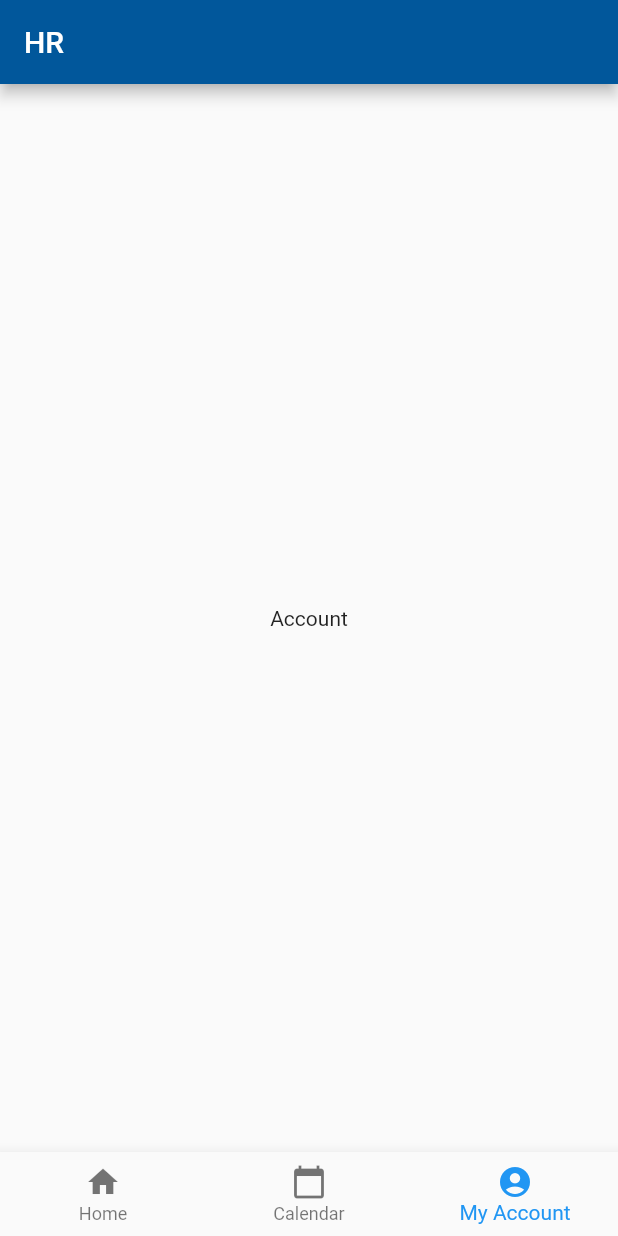
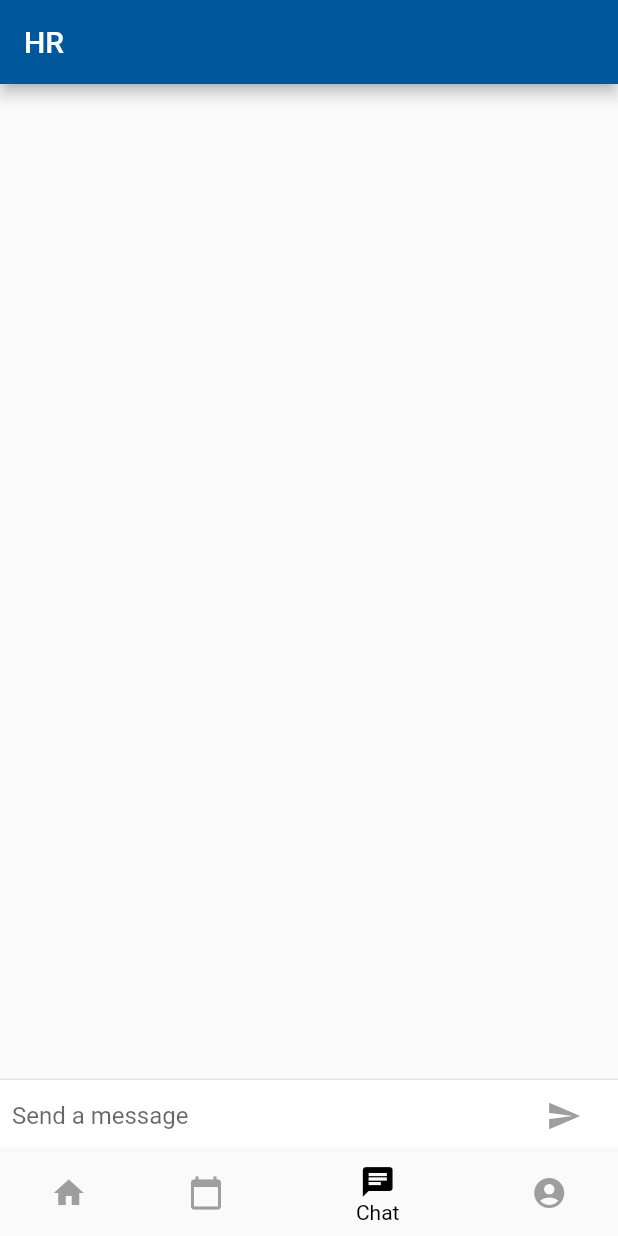
Before and after one commit to sirawat93/hr, a Flutter app: the screen it shows after launch, item 3 of the bottom bar chosen, on a phone screen of 412 x 824 dp. Run offline on Flutter 3.47's test engine with Material 2 defaults, Android fonts, the phone set to English and light mode, and no system bars; our stand-ins replace table_calendar.

Commit message:
add tutorial chat from cookbook

```diff
--- /dev/null
+++ b/lib/chat.dart
@@ -0,0 +1,147 @@
+import 'package:flutter/material.dart';
+import 'package:flutter/cupertino.dart';
+import 'package:flutter/foundation.dart';
+
+String _name = 'Gun';
+
+class ChatMessage extends StatelessWidget {
+  ChatMessage({this.text, this.animationController});
+  final String text;
+  final AnimationController animationController;
+
+  @override
+  Widget build(BuildContext context) {
+    return SizeTransition(
+      sizeFactor: CurvedAnimation(parent: animationController, curve: Curves.easeOut),
+      axisAlignment: 0.0,
+      child: Container(
+        margin: EdgeInsets.symmetric(vertical: 10.0),
+        child: Row(
+          crossAxisAlignment: CrossAxisAlignment.start,
+          children: [
+            Container(
+              margin: const EdgeInsets.only(right: 16.0),
+              child: CircleAvatar(child: Text(_name[0])),
+            ),
+            Expanded(
+              child: Column(
+                crossAxisAlignment: CrossAxisAlignment.start,
+                children: [
+                  Text(_name, style: Theme.of(context).textTheme.headline4),
+                  Container(
+                    margin: EdgeInsets.only(top: 5.0),
+                    child: Text(text),
+                  ),
+                ],
+              ),
+            ),
+          ],
+        ),
+      ),
+    );
+  }
+}
+
+class Chat extends StatefulWidget {
+  @override
+  _ChatState createState() => _ChatState();
+}
+
+class _ChatState extends State<Chat> with TickerProviderStateMixin {
+  final List<ChatMessage> _messages = [];
+  final _textController = TextEditingController();
+  final FocusNode _focusNode = FocusNode();
+  bool _isComposing = false;
+
+  @override
+  Widget build(BuildContext context) {
+    return Container(
+      child: Column(
+        children: [
+          Flexible(
+            child: ListView.builder(
+              padding: EdgeInsets.all(8.0),
+              reverse: true,
+              itemBuilder: (_, int index) => _messages[index],
+              itemCount: _messages.length,
+            ),
+          ),
+          Divider(height: 1.0),
+          Container(
+            decoration: BoxDecoration(color: Theme.of(context).cardColor),
+            child: _buildTextComposer(),
+          ),
+        ],
+      ),
+      decoration: Theme.of(context).platform == TargetPlatform.iOS //new
+          ? BoxDecoration(
+              border: Border(
+                top: BorderSide(color: Colors.grey[200]),
+              ),
+            )
+          : null,
+    );
+  }
+
+  Widget _buildTextComposer() {
+    return IconTheme(
+      data: IconThemeData(color: Theme.of(context).accentColor),
+      child: Container(
+        margin: EdgeInsets.symmetric(horizontal: 8.0),
+        child: Row(
+          children: [
+            Flexible(
+              child: TextField(
+                controller: _textController,
+                onChanged: (String text) {
+                  setState(() {
+                    _isComposing = text.length > 0;
+                  });
+                },
+                onSubmitted: _isComposing ? _handleSubmitted : null,
+                decoration: InputDecoration.collapsed(hintText: 'Send a message'),
+                focusNode: _focusNode,
+              ),
+            ),
+            Container(
+                margin: EdgeInsets.symmetric(horizontal: 4.0),
+                child: Theme.of(context).platform == TargetPlatform.iOS
+                    ? CupertinoButton(
+                        child: Text('Send'),
+                        onPressed: _isComposing ? () => _handleSubmitted(_textController.text) : null,
+                      )
+                    : IconButton(
+                        icon: const Icon(Icons.send),
+                        onPressed: _isComposing ? () => _handleSubmitted(_textController.text) : null,
+                      ))
+          ],
+        ),
+      ),
+    );
+  }
+
+  void _handleSubmitted(String text) {
+    _textController.clear();
+    setState(() {
+      _isComposing = false;
+    });
+    ChatMessage message = ChatMessage(
+      text: text,
+      animationController: AnimationController(
+        duration: const Duration(milliseconds: 700),
+        vsync: this,
+      ),
+    );
+    setState(() {
+      _messages.insert(0, message);
+    });
+    _focusNode.requestFocus();
+    message.animationController.forward();
+  }
+
+  @override
+  void dispose() {
+    for (ChatMessage message in _messages) message.animationController.dispose();
+    super.dispose();
+  }
+}
--- a/lib/main.dart
+++ b/lib/main.dart
@@ -1,7 +1,13 @@
+import 'package:flutter/foundation.dart';
 import 'package:flutter/material.dart';
 import 'package:hr/calendar.dart';
+import 'package:hr/chat.dart';
+import 'package:hr/constants/theme.dart';
 
-void main() => runApp(MaterialApp(home: HrApp()));
+void main() => runApp(MaterialApp(
+      theme: defaultTargetPlatform == TargetPlatform.iOS ? kIOSTheme : kDefaultTheme,
+      home: HrApp(),
+    ));
 
 class HrApp extends StatefulWidget {
   @override
@@ -14,7 +20,8 @@ class _HrAppState extends State<HrApp> {
   List _pages = [
     Text("Home"),
     Calendar(),
-    Text("Account"),
+    Chat(),
+    Text("ff"),
   ];
 
   _changeIndex(int index) {
@@ -30,10 +37,13 @@ class _HrAppState extends State<HrApp> {
       body: Center(child: _pages[_selectedTabIndex]),
       bottomNavigationBar: BottomNavigationBar(
         currentIndex: _selectedTabIndex,
+        selectedItemColor: Colors.black,
+        unselectedItemColor: Colors.grey,
         onTap: _changeIndex,
         items: [
           BottomNavigationBarItem(icon: Icon(Icons.home), title: Text("Home")),
           BottomNavigationBarItem(icon: Icon(Icons.calendar_today), title: Text("Calendar")),
+          BottomNavigationBarItem(icon: Icon(Icons.chat), title: Text("Chat")),
           BottomNavigationBarItem(icon: Icon(Icons.account_circle), title: Text("My Account")),
         ],
       ),
```
Also changed, not shown: lib/constants/theme.dart (added, +12 -0 lines).
